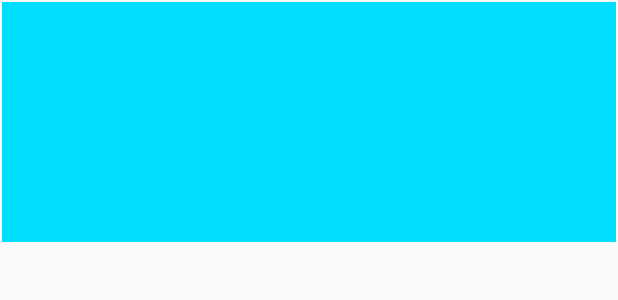
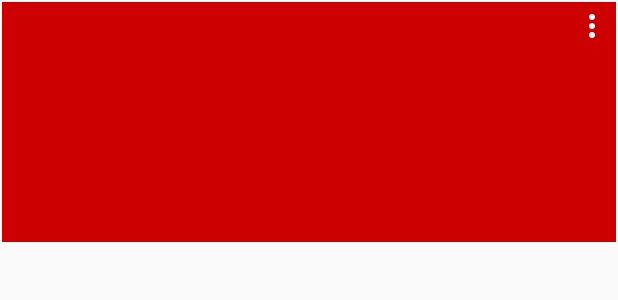
Before and after one commit to unstablebrainiac/DynamicDialer, an Android app: the layout prediction_list_row.xml on its own in the app's theme, with its tools: preview values and no code run, on a phone screen of 412 x 824 dp. Shown: the top 300 px of the screen. Run offline under Robolectric (Android 15) with nearby library versions, the phone set to English and light mode, and no system bars.

Commit message:
Improved layout

```diff
--- a/app/build.gradle
+++ b/app/build.gradle
@@ -20,7 +20,7 @@ android {
 }
 
 ext {
-    supportLibVersion = '25.1.0'
+    supportLibVersion = '25.3.0'
     retrofitVersion = '2.1.0'
     okhttpVersion = '3.4.1'
 }
--- a/app/src/main/java/com/tobedecided/dynamicdialer/DialpadActivity.java
+++ b/app/src/main/java/com/tobedecided/dynamicdialer/DialpadActivity.java
@@ -81,7 +81,7 @@ public class DialpadActivity extends MainActivity {
                 if (number != null) {
                     Intent intent = new Intent(Intent.ACTION_CALL);
                     intent.setData(Uri.parse("tel:" + number));
-                    while (ActivityCompat.checkSelfPermission(DialpadActivity.this, Manifest.permission.CALL_PHONE) != PackageManager.PERMISSION_GRANTED) {
+                    if (ActivityCompat.checkSelfPermission(DialpadActivity.this, Manifest.permission.CALL_PHONE) != PackageManager.PERMISSION_GRANTED) {
                         ActivityCompat.requestPermissions(DialpadActivity.this, new String[]{Manifest.permission.CALL_PHONE}, MY_PERMISSIONS_CALL_PHONE);
                     }
                     DialpadActivity.this.startActivity(intent);
--- a/app/src/main/java/com/tobedecided/dynamicdialer/LogsAdapter.java
+++ b/app/src/main/java/com/tobedecided/dynamicdialer/LogsAdapter.java
@@ -56,7 +56,7 @@ public class LogsAdapter extends RecyclerView.Adapter<LogsAdapter.LogsHolder> {
             public void onClick(View v) {
                 Intent intent = new Intent(Intent.ACTION_CALL);
                 intent.setData(Uri.parse("tel:" + selectedLog.getNumber()));
-                while (ActivityCompat.checkSelfPermission(context, Manifest.permission.CALL_PHONE) != PackageManager.PERMISSION_GRANTED) {
+                if (ActivityCompat.checkSelfPermission(context, Manifest.permission.CALL_PHONE) != PackageManager.PERMISSION_GRANTED) {
                     ActivityCompat.requestPermissions((Activity) context, new String[]{Manifest.permission.CALL_PHONE}, MY_PERMISSIONS_CALL_PHONE);
                 }
                 context.startActivity(intent);
--- a/app/src/main/java/com/tobedecided/dynamicdialer/LogsFragment.java
+++ b/app/src/main/java/com/tobedecided/dynamicdialer/LogsFragment.java
@@ -38,7 +38,7 @@ public class LogsFragment extends Fragment {
 
     private static List<Log> getCallDetails(Context context) {
         List<Log> logs = new ArrayList<>();
-        while (ActivityCompat.checkSelfPermission(context, Manifest.permission.READ_CALL_LOG) != PackageManager.PERMISSION_GRANTED) {
+        if (ActivityCompat.checkSelfPermission(context, Manifest.permission.READ_CALL_LOG) != PackageManager.PERMISSION_GRANTED) {
             ActivityCompat.requestPermissions((Activity) context, new String[]{Manifest.permission.READ_CALL_LOG}, MY_PERMISSIONS_READ_CALL_LOG);
         }
         Cursor cursor = context.getContentResolver().query(CallLog.Calls.CONTENT_URI, null, null, null, CallLog.Calls.DATE + " DESC");
--- a/app/src/main/res/layout/activity_main.xml
+++ b/app/src/main/res/layout/activity_main.xml
@@ -42,7 +42,9 @@
         android:layout_height="wrap_content"
         android:layout_gravity="bottom|end"
         android:layout_margin="@dimen/fab_margin"
-        android:backgroundTint="@color/colorDialpad"
+        android:elevation="16dp"
+        android:background="@color/colorDialpad"
+        android:tint="@color/colorDialpad"
         app:srcCompat="@drawable/ic_dialpad_white_48dp" />
 
 </android.support.design.widget.CoordinatorLayout>
--- a/app/src/main/res/layout/prediction_list_row.xml
+++ b/app/src/main/res/layout/prediction_list_row.xml
@@ -1,26 +1,44 @@
 <?xml version="1.0" encoding="utf-8"?>
-<LinearLayout xmlns:android="http://schemas.android.com/apk/res/android"
+<RelativeLayout xmlns:android="http://schemas.android.com/apk/res/android"
+    android:id="@+id/profile_photo"
     android:layout_width="match_parent"
     android:layout_height="160dp"
-    android:background="@android:color/holo_blue_bright"
     android:layout_margin="1dp"
-    android:orientation="vertical">
+    android:background="@android:color/holo_red_dark">
 
     <TextView
         android:id="@+id/name"
         android:layout_width="wrap_content"
         android:layout_height="wrap_content"
+        android:layout_alignParentBottom="true"
+        android:layout_alignParentLeft="true"
+        android:layout_alignParentStart="true"
+        android:layout_margin="4dp"
         android:paddingLeft="8dp"
         android:paddingRight="8dp"
         android:paddingTop="8dp"
-        android:textColor="#000000"
+        android:textColor="#FFFFFF"
         android:textSize="16sp" />
 
     <TextView
-        android:id="@+id/number"
+        android:id="@+id/letter"
+        android:layout_width="match_parent"
+        android:layout_height="match_parent"
+        android:layout_marginBottom="24dp"
+        android:gravity="center"
+        android:textAllCaps="true"
+        android:textColor="#FFFFFF"
+        android:textSize="80sp"
+        android:textStyle="bold" />
+
+    <ImageView
+        android:id="@+id/contact_details"
         android:layout_width="wrap_content"
         android:layout_height="wrap_content"
-        android:paddingBottom="8dp"
-        android:paddingLeft="8dp"
-        android:paddingRight="8dp" />
-</LinearLayout>
+        android:layout_alignParentEnd="true"
+        android:layout_alignParentRight="true"
+        android:layout_alignParentTop="true"
+        android:layout_margin="4dp"
+        android:src="@drawable/ic_more_vert_white_24dp"
+        android:contentDescription="Contact Details" />
+</RelativeLayout>
--- a/app/src/main/res/values/styles.xml
+++ b/app/src/main/res/values/styles.xml
@@ -19,4 +19,8 @@
 
     <style name="AppTheme.PopupOverlay" parent="ThemeOverlay.AppCompat.Light" />
 
+    <style name="SplashTheme" parent="Theme.AppCompat.NoActionBar">
+        <item name="android:windowBackground">@drawable/splash</item>
+    </style>
+
 </resources>
```
Also changed, not shown: app/src/main/AndroidManifest.xml (+5 -2 lines), app/src/main/java/com/tobedecided/dynamicdialer/Constants.java (added, +17 -0 lines), app/src/main/java/com/tobedecided/dynamicdialer/MainActivity.java (+30 -32 lines), app/src/main/java/com/tobedecided/dynamicdialer/Prediction.java (+11 -1 lines), app/src/main/java/com/tobedecided/dynamicdialer/PredictionsAdapter.java (+70 -3 lines), app/src/main/java/com/tobedecided/dynamicdialer/PredictionsFragment.java (+35 -4 lines), app/src/main/java/com/tobedecided/dynamicdialer/SplashActivity.java (added, +17 -0 lines), app/src/main/res/drawable-hdpi/ic_more_vert_white_24dp.png (added), app/src/main/res/drawable-mdpi/ic_more_vert_white_24dp.png (added), app/src/main/res/drawable-xhdpi/ic_more_vert_white_24dp.png (added), app/src/main/res/drawable-xxhdpi/ic_more_vert_white_24dp.png (added), app/src/main/res/drawable-xxxhdpi/ic_more_vert_white_24dp.png (added), app/src/main/res/drawable/splash.png (added).
